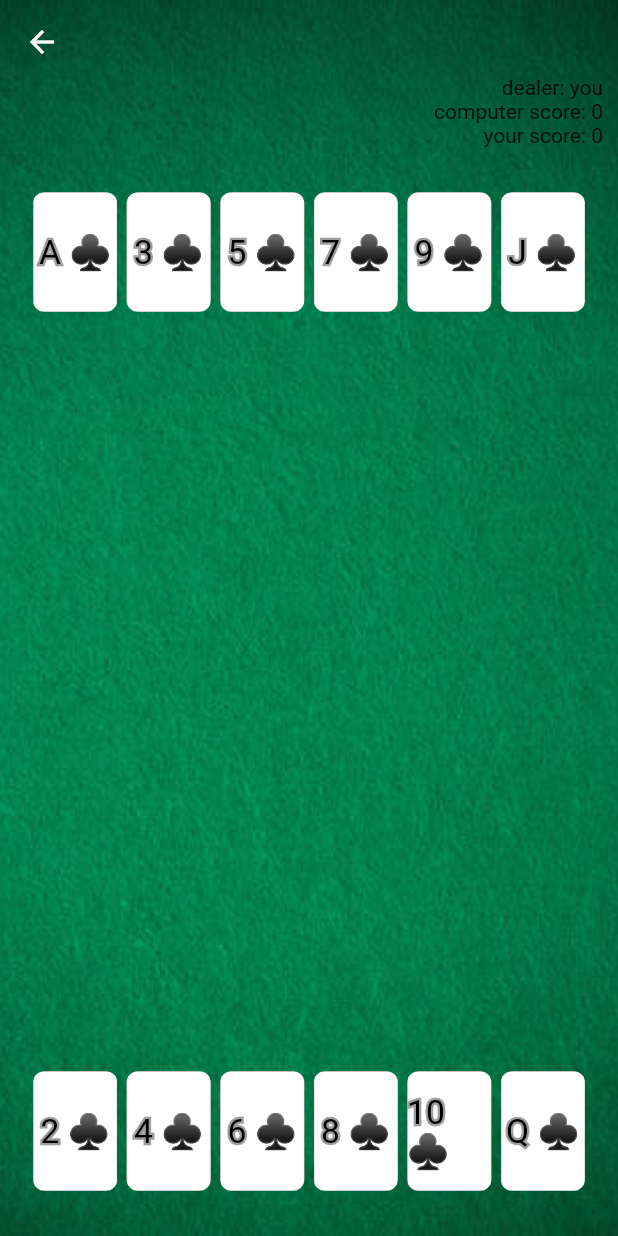
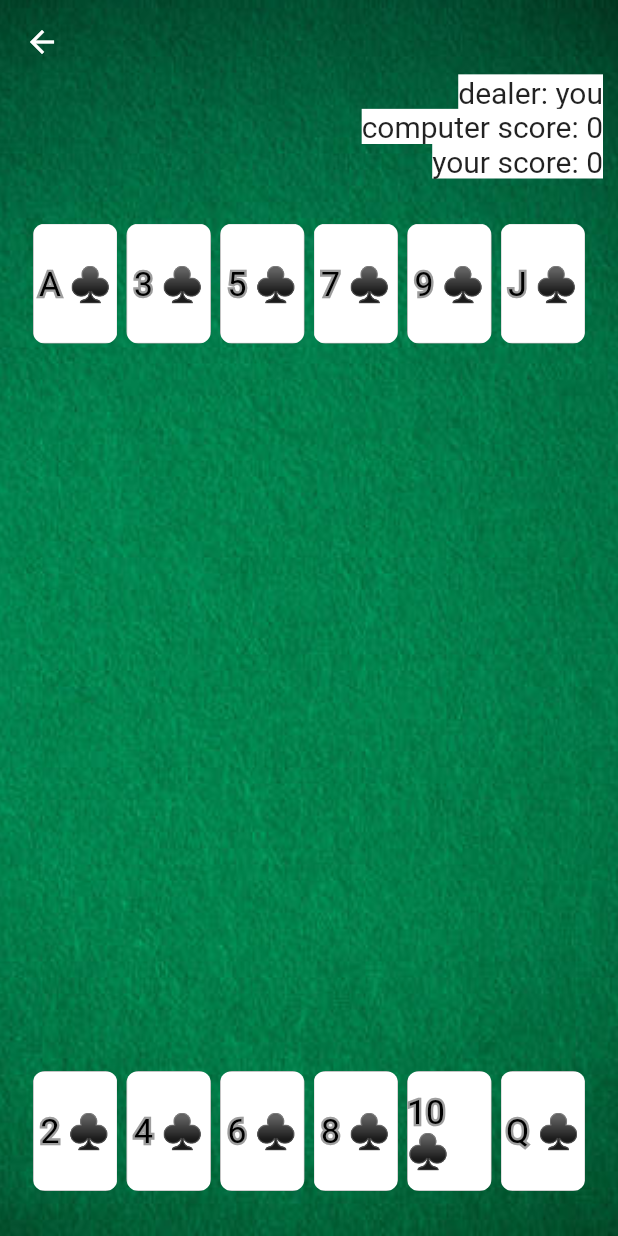
Before and after one commit to nathanstouffer/cribbage, a Flutter app: the GameScreen screen opened by its route, on a phone screen of 412 x 824 dp. Run offline on Flutter 3.47's test engine with Material 2 defaults, Android fonts, the light colour scheme and no system bars; statements that could not run were skipped.

Commit message:
tweak score styling

```diff
--- a/CribbageFlutter/cribbage/lib/screens/game/game_screen.dart
+++ b/CribbageFlutter/cribbage/lib/screens/game/game_screen.dart
@@ -3,6 +3,9 @@ import 'package:cribbage/models/game/game.dart';
 import 'package:cribbage/screens/game/card_button.dart';
 
 class GameScreen extends StatelessWidget {
+  static const TextStyle cScoreStyle =
+      TextStyle(fontSize: 20.0, backgroundColor: Colors.white);
+
   final Game _game = Game();
 
   GameScreen({Key? key}) : super(key: key) {
@@ -34,10 +37,12 @@ class GameScreen extends StatelessWidget {
                   mainAxisAlignment: MainAxisAlignment.end,
                   crossAxisAlignment: CrossAxisAlignment.end,
                   children: [
-                    Text("dealer: " +
-                        (_game.humanDealer() ? "you" : "computer")),
-                    Text("computer score: " + _game.compScore().toString()),
-                    Text("your score: " + _game.humanScore().toString())
+                    Text("dealer: " + (_game.humanDealer() ? "you" : "comp"),
+                        style: cScoreStyle),
+                    Text("computer score: " + _game.compScore().toString(),
+                        style: cScoreStyle),
+                    Text("your score: " + _game.humanScore().toString(),
+                        style: cScoreStyle)
                   ],
                 ),
               ),
```
